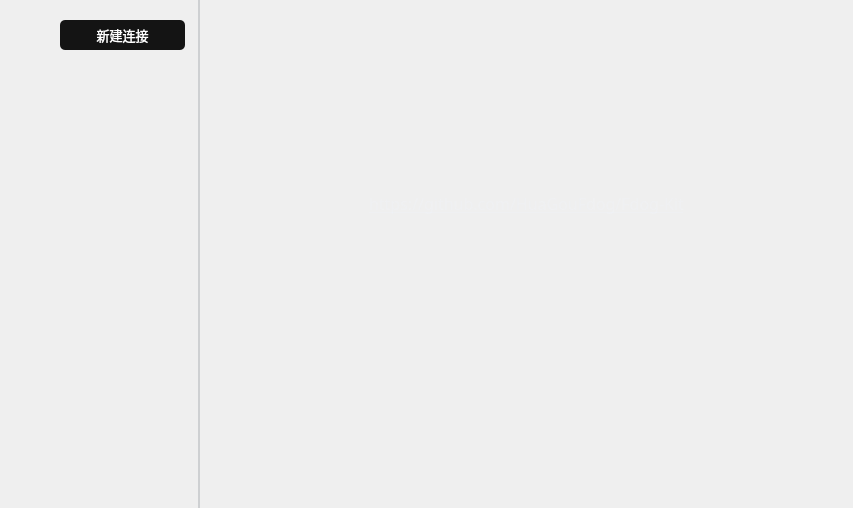
Before: the Qt Designer form source/zookeepermanagewidget.ui in HuaGouFdog/Fdog-Kit, drawn with Qt 5.
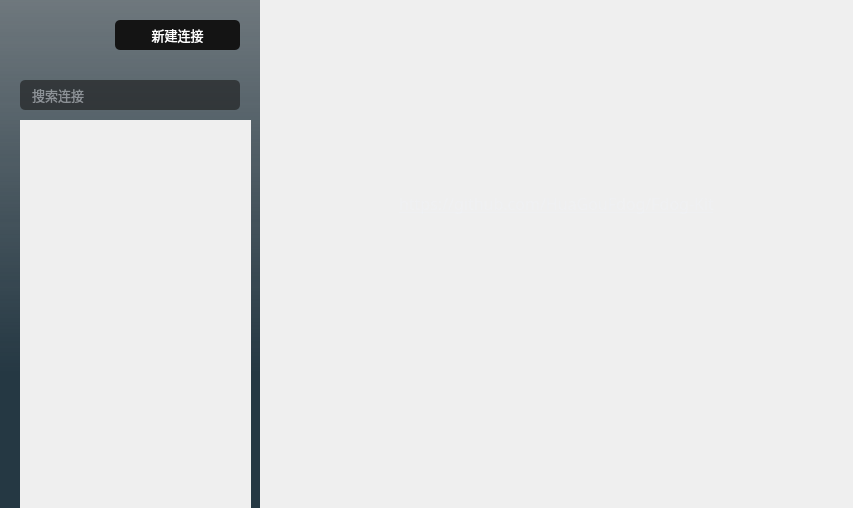
After: the same form once the commit is applied. Icons and pictures are not drawn.

The edit to the form file:
```diff
--- a/source/zookeepermanagewidget.ui
+++ b/source/zookeepermanagewidget.ui
@@ -33,13 +33,13 @@
     <widget class="QWidget" name="widget_left" native="true">
      <property name="minimumSize">
       <size>
-       <width>200</width>
+       <width>260</width>
        <height>0</height>
       </size>
      </property>
      <property name="maximumSize">
       <size>
-       <width>200</width>
+       <width>260</width>
        <height>16777215</height>
       </size>
      </property>
@@ -50,7 +50,8 @@
      </property>
      <property name="styleSheet">
       <string notr="true">#widget_left{
-border-right:2px solid rgba(108, 117, 125, 65); 
+background-color: qlineargradient(spread:pad, x1:1, y1:0, x2:1, y2:0.733682, stop:0 rgba(30, 45, 54, 157), stop:1 rgba(37, 56, 67, 255));
+border-right:0px solid rgba(108, 117, 125, 65); 
 }
 QScrollBar:vertical{
     width: 10px;
@@ -101,8 +102,11 @@
 }</string>
      </property>
      <layout class="QVBoxLayout" name="verticalLayout_6">
+      <property name="spacing">
+       <number>10</number>
+      </property>
       <property name="leftMargin">
-       <number>5</number>
+       <number>20</number>
       </property>
       <property name="topMargin">
        <number>0</number>
@@ -138,28 +142,19 @@
           <number>5</number>
          </property>
          <property name="rightMargin">
-          <number>0</number>
+          <number>11</number>
          </property>
          <property name="bottomMargin">
           <number>5</number>
          </property>
          <item>
-          <widget class="QWidget" name="widget_4" native="true">
-           <property name="minimumSize">
-            <size>
-             <width>45</width>
-             <height>45</height>
-            </size>
-           </property>
-           <property name="maximumSize">
-            <size>
-             <width>45</width>
-             <height>45</height>
-            </size>
-           </property>
+          <widget class="QLabel" name="label_zk_icon">
            <property name="styleSheet">
             <string notr="true">image: url(:/lib/Zookeeper21.png);</string>
            </property>
+           <property name="text">
+            <string/>
+           </property>
           </widget>
          </item>
          <item>
@@ -211,7 +206,44 @@
        </widget>
       </item>
       <item>
-       <widget class="QWidget" name="widget" native="true">
+       <widget class="QLineEdit" name="lineEdit_find">
+        <property name="minimumSize">
+         <size>
+          <width>220</width>
+          <height>30</height>
+         </size>
+        </property>
+        <property name="maximumSize">
+         <size>
+          <width>220</width>
+          <height>30</height>
+         </size>
+        </property>
+        <property name="font">
+         <font>
+          <family>OPPOSans</family>
+          <pointsize>10</pointsize>
+          <stylestrategy>PreferAntialias</stylestrategy>
+         </font>
+        </property>
+        <property name="styleSheet">
+         <string notr="true">QLineEdit{
+color: rgb(231, 238, 244);
+border-radius: 14px;
+background-color: rgb(25, 25, 25, 155);
+border: 0px solid rgba(255, 255, 255, 0);
+border-radius: 5px;
+padding-left:10px;
+padding-right:10px;
+}</string>
+        </property>
+        <property name="placeholderText">
+         <string>搜索连接</string>
+        </property>
+       </widget>
+      </item>
+      <item>
+       <widget class="QWidget" name="widget_side_body" native="true">
         <layout class="QVBoxLayout" name="verticalLayout_3">
          <property name="leftMargin">
           <number>0</number>
@@ -285,8 +317,8 @@
              <rect>
               <x>0</x>
               <y>0</y>
-              <width>186</width>
-              <height>432</height>
+              <width>231</width>
+              <height>388</height>
              </rect>
             </property>
             <property name="styleSheet">
```
Left out of the diff: 6 changed lines with no effect on the pictures.
